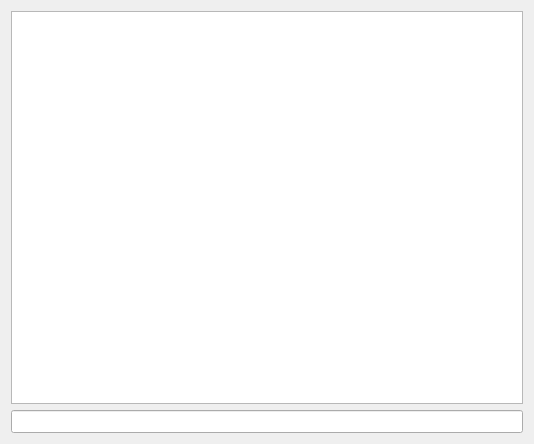
Before: the Qt Designer form libavogadro/src/extensions/pythonterminalwidget.ui in cryos/avogadro, drawn with Qt 5.
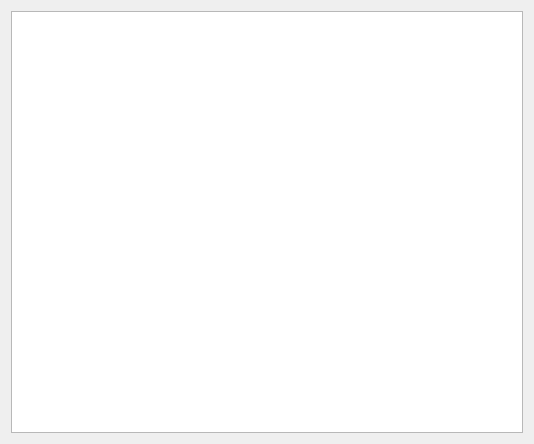
After: the same form once the commit is applied.

Commit message: Python Extension input line now remembers your command history.

Diff of the .ui file:
```diff
--- a/libavogadro/src/extensions/pythonterminalwidget.ui
+++ b/libavogadro/src/extensions/pythonterminalwidget.ui
@@ -28,15 +28,6 @@
      </property>
     </widget>
    </item>
-   <item>
-    <widget class="QLineEdit" name="inputLine" >
-     <property name="font" >
-      <font>
-       <family>DejaVu Sans Mono</family>
-      </font>
-     </property>
-    </widget>
-   </item>
   </layout>
  </widget>
  <resources/>
```
The commit also changes 3 other files.
